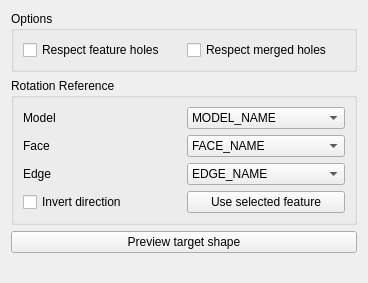
Before: the Qt Designer form src/Mod/PathExp/GuiSupport/PageTargetShapeEdit.ui in Russ4262/FreeCAD, drawn with Qt 5.
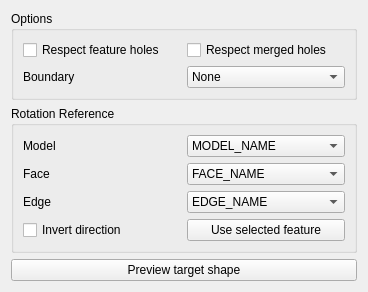
After: the same form once the commit is applied. Custom widgets are drawn as their Qt base class.

```diff
--- a/src/Mod/PathExp/GuiSupport/PageTargetShapeEdit.ui
+++ b/src/Mod/PathExp/GuiSupport/PageTargetShapeEdit.ui
@@ -144,6 +144,22 @@
         </property>
        </widget>
       </item>
+      <item row="1" column="1">
+       <widget class="QComboBox" name="boundary">
+        <item>
+         <property name="text">
+          <string>None</string>
+         </property>
+        </item>
+       </widget>
+      </item>
+      <item row="1" column="0">
+       <widget class="QLabel" name="boundary_label">
+        <property name="text">
+         <string>Boundary</string>
+        </property>
+       </widget>
+      </item>
      </layout>
     </widget>
    </item>
```
